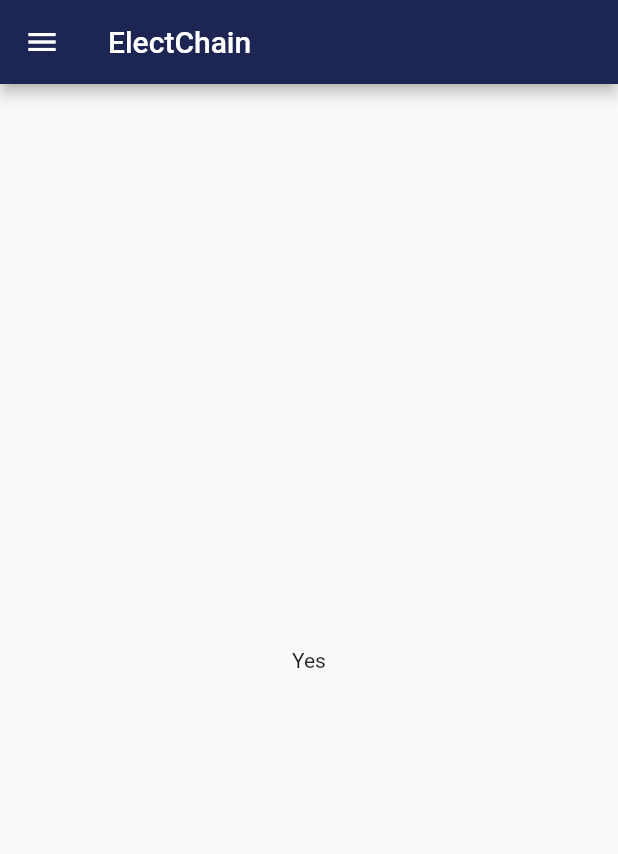
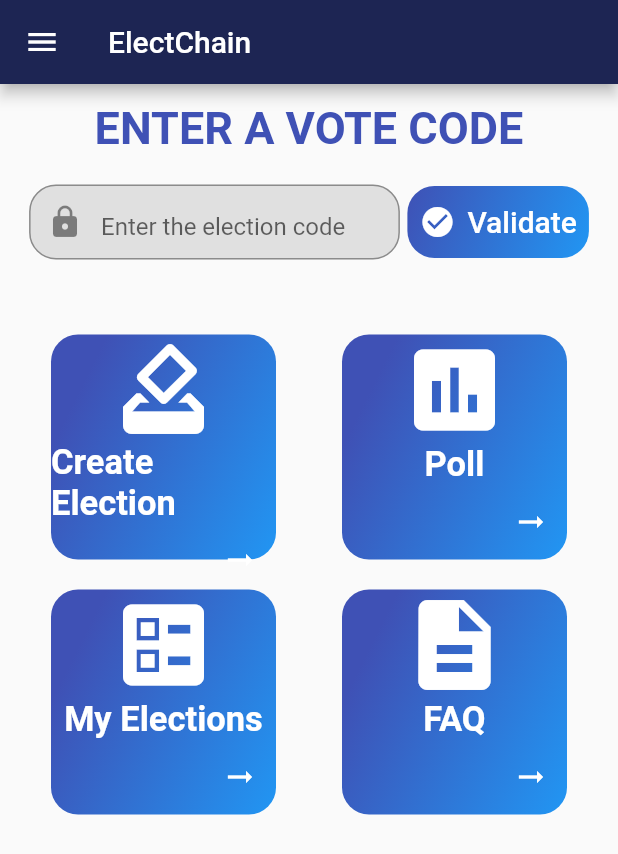
Before and after one commit to adityakrsingh2907/voting_app_fl2, a Flutter app: the screen it shows after launch, on a phone screen of 412 x 824 dp. Shown: the top 854 px of the screen. Run offline on Flutter 3.47's test engine with Material 2 defaults, Android fonts, the phone set to English and light mode, and no system bars; our stand-ins replace community_material_icon, routemaster.

Commit message:
Designed Home Screen UI

```diff
--- a/lib/routes.dart
+++ b/lib/routes.dart
@@ -1,3 +1,5 @@
 import 'package:flutter/material.dart';
 import 'package:routemaster/routemaster.dart';
 import 'package:voting_app/screens/home_screen.dart';
+import 'package:voting_app/screens/newvote.dart';
+import 'package:voting_app/screens/user_elections.dart';
--- a/lib/screens/home_screen.dart
+++ b/lib/screens/home_screen.dart
@@ -1,10 +1,19 @@
 import 'package:flutter/material.dart';
 import 'package:voting_app/constants.dart';
+import 'package:voting_app/screens/newvote.dart';
+import 'package:voting_app/screens/user_elections.dart';
+import 'package:voting_app/widgets/action_box.dart';
 import 'package:voting_app/widgets/profile_drawer.dart';
 
-class HomeScreen extends StatelessWidget {
+class HomeScreen extends StatefulWidget {
   const HomeScreen({super.key});
 
+  @override
+  State<HomeScreen> createState() => _HomeScreenState();
+}
+
+class _HomeScreenState extends State<HomeScreen> {
+  TextEditingController _electionAccessCodeController = TextEditingController();
   @override
   Widget build(BuildContext context) {
     return Scaffold(
@@ -14,9 +23,165 @@ class HomeScreen extends StatelessWidget {
         actions: [],
       ),
       drawer: ProfileDrawer(),
-      body: const Center(
-        child: Text('Yes'),
+      body: SingleChildScrollView(
+        child: Container(
+          margin: const EdgeInsets.fromLTRB(0.0, 12.0, 0.0, 10.0),
+          child: Column(
+            crossAxisAlignment: CrossAxisAlignment.center,
+            children: [
+              // SizedBox(height: 30.0),
+              Text(
+                "ENTER A VOTE CODE",
+                style: TextStyle(
+                    fontSize: 30.0,
+                    fontWeight: FontWeight.bold,
+                    color: Colors.indigo),
+              ),
+              Row(
+                mainAxisAlignment: MainAxisAlignment.center,
+                crossAxisAlignment: CrossAxisAlignment.center,
+                children: [
+                  Container(
+                      width: MediaQuery.of(context).size.width * 0.60,
+                      height: 50.0,
+                      margin: const EdgeInsets.only(top: 20.0),
+                      decoration: BoxDecoration(
+                          color: Colors.grey[300],
+                          borderRadius: BorderRadius.circular(18.0)),
+                      child: Form(
+                        key: GlobalKey<FormState>(),
+                        child: TextFormField(
+                          controller: _electionAccessCodeController,
+                          keyboardType: TextInputType.text,
+                          style: TextStyle(
+                            fontSize: 22.0,
+                            color: Colors.indigo,
+                            fontWeight: FontWeight.bold,
+                          ),
+                          decoration: InputDecoration(
+                            fillColor: Colors.white,
+                            border: OutlineInputBorder(
+                                borderRadius: BorderRadius.circular(18.0)),
+                            hintText: "Enter the election code",
+                            hintStyle: TextStyle(
+                                fontSize: 16.0, fontWeight: FontWeight.normal),
+                            prefixIcon: Icon(
+                              Icons.lock,
+                            ),
+                          ),
+                        ),
+                      )),
+                  Container(
+                    margin: const EdgeInsets.only(top: 20.0, left: 5.0),
+                    decoration: BoxDecoration(
+                        borderRadius: BorderRadius.circular(18.0),
+                        gradient: LinearGradient(
+                            begin: Alignment.topLeft,
+                            end: Alignment.bottomRight,
+                            colors: [Colors.indigo, Colors.blue])),
+                    child: TextButton.icon(
+                        onPressed: (() => {}),
+                        //Database Code to be addded
+                        icon: Icon(
+                          Icons.check_circle,
+                          color: Colors.white,
+                        ),
+                        label: Text(
+                          "Validate",
+                          style: TextStyle(color: Colors.white, fontSize: 20.0),
+                        )),
+                  )
+                ],
+              ),
+              SizedBox(
+                height: 40.0,
+              ),
+              Row(
+                mainAxisAlignment: MainAxisAlignment.spaceEvenly,
+                children: [
+                  GestureDetector(
+                    onTap: () {
+                      Navigator.push(context,
+                          MaterialPageRoute(builder: ((context) => NewVote())));
+                    },
+                    child: ActionBox(
+                      action: "Create Election",
+                      description: "Create a new vote",
+                      image: Icons.how_to_vote,
+                    ),
+                  ),
+                  ActionBox(
+                      action: "Poll",
+                      description: "Create a new poll",
+                      image: Icons.poll),
+                ],
+              ),
+
+              Row(
+                mainAxisAlignment: MainAxisAlignment.spaceEvenly,
+                children: [
+                  InkWell(
+                    onTap: () => Navigator.push(
+                        context,
+                        MaterialPageRoute(
+                            builder: ((context) =>
+                                UserElections()))), //Get.to(UserElections()),
+                    child: ActionBox(
+                      action: "My Elections",
+                      description: "Create a new vote",
+                      image: Icons.ballot,
+                    ),
+                  ),
+                  ActionBox(
+                      action: "FAQ",
+                      description: "Create a new poll",
+                      image: Icons.description),
+                ],
+              ),
+            ],
+          ),
+        ),
       ),
     );
   }
 }
+
+
+
+
+
+
+
+
+
+
+
+
+
+
+
+
+
+
+
+
+
+
+
+
+
+//   @override
+//   Widget build(BuildContext context) {
+//     return Scaffold(
+//       appBar: AppBar(
+//         backgroundColor: Constants.appBarColor,
+//         title: const Text('ElectChain'),
+//         actions: [],
+//       ),
+//       drawer: ProfileDrawer(),
+//       body: const Center(
+//         child: Text('Yes'),
+//       ),
+//     );
+//   }
+// }
--- /dev/null
+++ b/lib/screens/newvote.dart
@@ -0,0 +1,11 @@
+import 'package:flutter/src/widgets/container.dart';
+import 'package:flutter/src/widgets/framework.dart';
+
+class NewVote extends StatelessWidget {
+  const NewVote({super.key});
+
+  @override
+  Widget build(BuildContext context) {
+    return Container();
+  }
+}
--- /dev/null
+++ b/lib/screens/user_elections.dart
@@ -0,0 +1,10 @@
+import 'package:flutter/material.dart';
+
+class UserElections extends StatelessWidget {
+  const UserElections({super.key});
+
+  @override
+  Widget build(BuildContext context) {
+    return Container();
+  }
+}
--- /dev/null
+++ b/lib/widgets/action_box.dart
@@ -0,0 +1,55 @@
+import 'package:flutter/material.dart';
+
+class ActionBox extends StatelessWidget {
+  final IconData image;
+  final String action;
+  final String description;
+
+  const ActionBox(
+      {Key? key,
+      required this.image,
+      required this.action,
+      required this.description})
+      : super(key: key);
+  @override
+  Widget build(BuildContext context) {
+    return Container(
+      margin: const EdgeInsets.all(10.0),
+      height: 150.0,
+      width: 150.0,
+      decoration: BoxDecoration(
+          borderRadius: BorderRadius.circular(18.0),
+          gradient: LinearGradient(
+            end: Alignment.bottomRight,
+            tileMode: TileMode.clamp,
+            colors: [Colors.indigo, Colors.blue],
+          )),
+      child: Column(
+        mainAxisAlignment: MainAxisAlignment.spaceEvenly,
+        children: [
+          Icon(
+            image,
+            size: 72.0,
+            color: Colors.white,
+          ),
+          Text(
+            action,
+            style: TextStyle(
+                fontSize: 23.0,
+                color: Colors.white,
+                fontWeight: FontWeight.bold),
+          ),
+          Align(
+            alignment: Alignment.bottomRight,
+            child: IconButton(
+                icon: Icon(
+                  Icons.arrow_right_alt,
+                  color: Colors.white,
+                ),
+                onPressed: null),
+          )
+        ],
+      ),
+    );
+  }
+}
--- a/lib/widgets/profile_drawer.dart
+++ b/lib/widgets/profile_drawer.dart
@@ -63,7 +63,7 @@ class ProfileDrawer extends StatelessWidget {
             ),
             ListTile(
               leading: const Icon(Icons.info_outline, size: 30),
-              title: const Text('Abou'),
+              title: const Text('About'),
               onTap: () {},
             ),
             ListTile(
```
